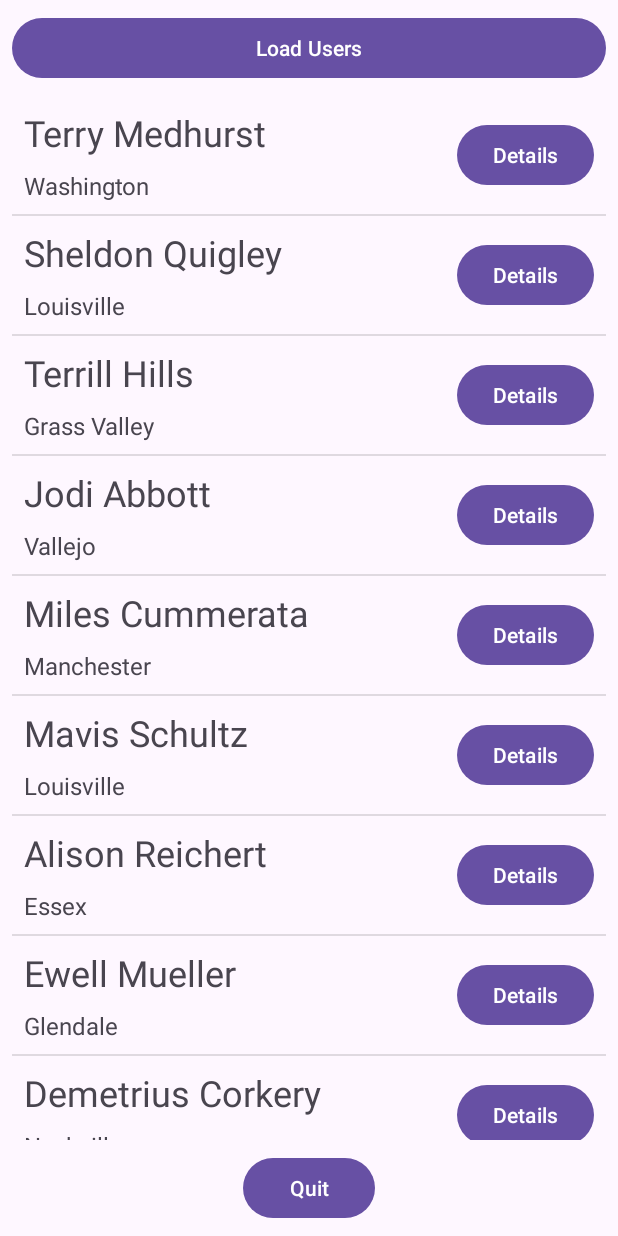
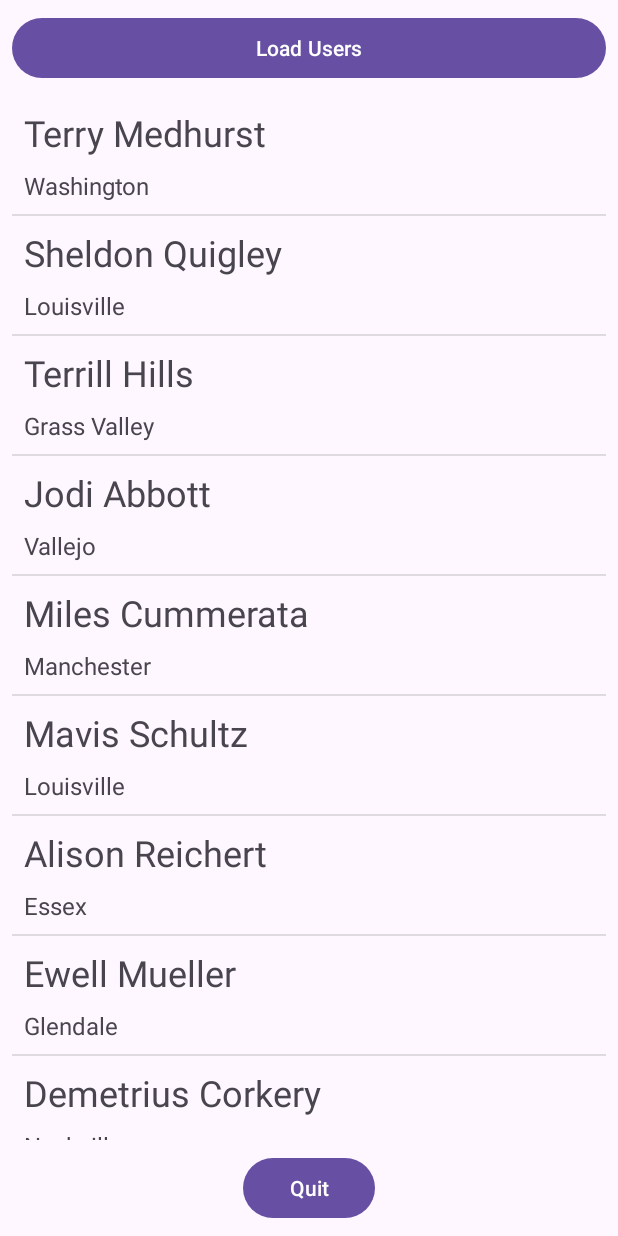
Before and after one commit to anouar-derdouri-development/mini-project-01-main, an Android app: the screen it shows after launch (UsersActivity), after a tap on "Load Users", on a phone screen of 412 x 824 dp. Run offline under Robolectric (Android 15) with nearby library versions, the phone set to English and light mode, and no system bars.

Commit message:
Add onLongClick to User Item

```diff
--- a/app/src/main/java/com/example/mini_project_01/UsersAdapter.java
+++ b/app/src/main/java/com/example/mini_project_01/UsersAdapter.java
@@ -48,17 +48,24 @@ public class UsersAdapter extends BaseAdapter {
 
         TextView tvUsersItmFullName = convertView.findViewById(R.id.tvUsersItmFullName);
         TextView tvUsersItmCity = convertView.findViewById(R.id.tvUsersItmCity);
-        Button tvUsersItmDetails = convertView.findViewById(R.id.tvUsersItmDetails);
 
         tvUsersItmFullName.setText(user.fullName());
         tvUsersItmCity.setText(user.getCity());
-        tvUsersItmDetails.setOnClickListener(v -> {
-            AlertDialog.Builder builder = new AlertDialog.Builder(context);
 
-            builder.setTitle(String.format("Details of user %d", position + 1))
-                    .setMessage(user.toString())
-                    .show();
+        convertView.setOnLongClickListener(new View.OnLongClickListener() {
+            @Override
+            public boolean onLongClick(View v) {
+                AlertDialog.Builder builder = new AlertDialog.Builder(context);
+
+                builder.setTitle(String.format("Details of user %d", position + 1))
+                        .setMessage(user.toString())
+                        .show();
+
+                return false;
+            }
         });
+
+
 
         return convertView;
     }
--- a/app/src/main/res/layout/item_user.xml
+++ b/app/src/main/res/layout/item_user.xml
@@ -29,13 +29,4 @@
         app:layout_constraintStart_toStartOf="parent"
         app:layout_constraintTop_toBottomOf="@+id/tvUsersItmFullName" />
 
-    <Button
-        android:id="@+id/tvUsersItmDetails"
-        android:layout_width="wrap_content"
-        android:layout_height="wrap_content"
-        android:layout_marginEnd="8dp"
-        android:text="Details"
-        app:layout_constraintBottom_toBottomOf="@+id/tvUsersItmCity"
-        app:layout_constraintEnd_toEndOf="parent"
-        app:layout_constraintTop_toTopOf="@+id/tvUsersItmFullName" />
 </androidx.constraintlayout.widget.ConstraintLayout>
```
